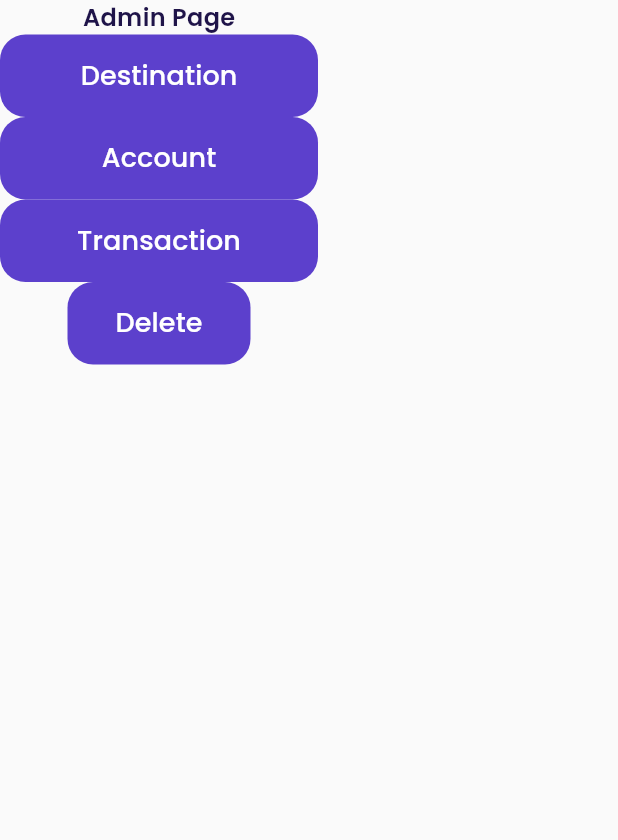
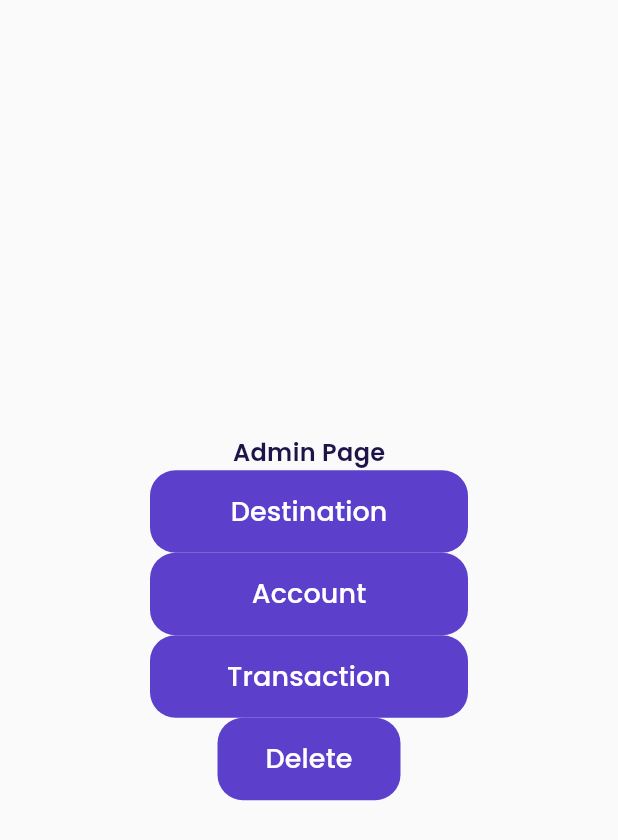
Before and after one commit to AsakaLynux/travel_application, a Flutter app: the AdminPage screen opened by its route, on a phone screen of 412 x 824 dp. Shown: the top 840 px of the screen. Run offline on Flutter 3.47's test engine with Material 3 defaults, Android fonts, the phone set to English and light mode, and no system bars; our stand-ins replace fluttertoast, google_fonts, image_picker, isar, shared_preferences; accounts and stored records are empty; generated files the repository leaves out were written again.

Commit message:
Center the body

```diff
--- a/lib/ui/admin/pages/admin_page.dart
+++ b/lib/ui/admin/pages/admin_page.dart
@@ -37,11 +37,14 @@ class AdminPage extends StatelessWidget {
 
     return Scaffold(
       backgroundColor: kBackgroundColor,
-      body: Column(
+      body: Center(
+        child: Column(
+          mainAxisAlignment: MainAxisAlignment.center,
           children: [
             Text(
               "Admin Page",
-            style: blackTextStyle.copyWith(fontSize: 16, fontWeight: semiBold),
+              style:
+                  blackTextStyle.copyWith(fontSize: 16, fontWeight: semiBold),
             ),
             CustomButton(
               text: "Destination",
@@ -90,6 +93,7 @@ class AdminPage extends StatelessWidget {
             ),
           ],
         ),
+      ),
     );
   }
 }
```
Lines whose indentation alone changed are shown as unchanged.
